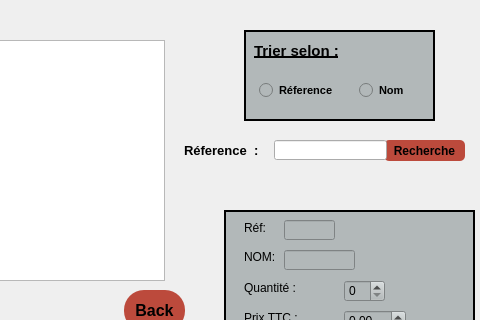
First picture: the form in Materiels/materiels.ui, repository YasmineJebali/Smart_contracting-and-construction-compagny_2A8, before the edit; both pictures show x 316 to 796 and y 0 to 320 of the 796 by 456 pixel window.
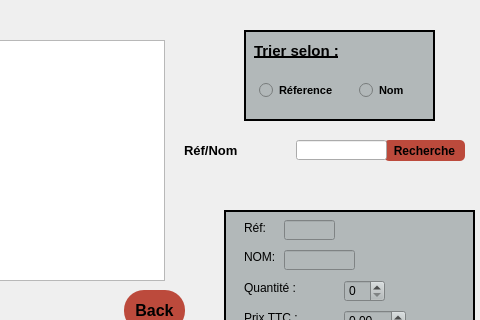
Second picture: the form after the edit. Icons and pictures are not drawn.

What changed in the file:
```diff
--- a/Materiels/materiels.ui
+++ b/Materiels/materiels.ui
@@ -558,7 +558,7 @@
       <rect>
        <x>500</x>
        <y>140</y>
-       <width>81</width>
+       <width>101</width>
        <height>20</height>
       </rect>
      </property>
@@ -570,15 +570,15 @@
       </font>
      </property>
      <property name="text">
-      <string>Réference  :</string>
+      <string>Réf/Nom</string>
      </property>
     </widget>
     <widget class="QLineEdit" name="lineEdit_reference">
      <property name="geometry">
       <rect>
-       <x>590</x>
+       <x>612</x>
        <y>140</y>
-       <width>113</width>
+       <width>91</width>
        <height>20</height>
       </rect>
      </property>
```
Left out of the diff: 4 changed lines with no effect on the pictures.
